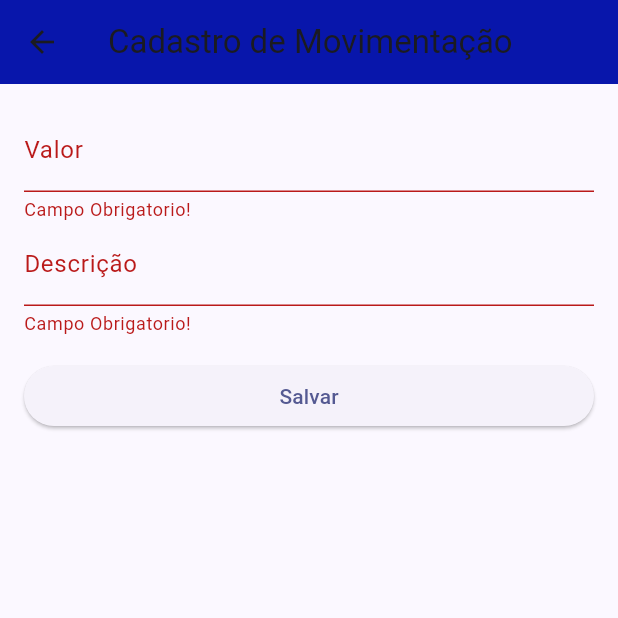
After one commit to Guilherme-Ramos-php/projeto_final, a Flutter app: the TransactionFormPage screen opened by its route, after a tap on "Salvar", on a phone screen of 412 x 824 dp, the top half of it. The commit adds this screen. Run offline on Flutter 3.47's test engine with Material 2 defaults, Android fonts, the phone set to English and light mode, and no system bars; our stand-ins replace flutter_secure_storage, mask_text_input_formatter; accounts and stored records are empty; network calls fail; statements that could not run were skipped.

Commit message:
POC final

```diff
--- a/lib/main.dart
+++ b/lib/main.dart
@@ -3,6 +3,8 @@ import 'package:projeto_final/src/auth/auth_service.dart';
 import 'package:projeto_final/src/auth/login_page.dart';
 import 'package:projeto_final/src/home/home_page.dart';
 import 'package:projeto_final/src/registration/registration_page.dart';
+import 'package:projeto_final/src/transaction/transaction_form.dart';
+import 'package:projeto_final/src/transaction/transaction_view.dart';
 import 'package:provider/provider.dart';
 
 
@@ -48,6 +50,8 @@ class MyApp extends StatelessWidget {
         '/auth/login': (context) => const LoginPage(),
         '/auth/registration': (context) => const RegistrationPage(),
         '/home': (context) => const HomePage(),
+        '/transaction/form':(context) => const TransactionFormPage(),
+        '/transaction/list':(context) => const TransactionView(),
       },
     );
   }
--- a/lib/src/account/account.dart
+++ b/lib/src/account/account.dart
@@ -1,16 +1,21 @@
 import 'dart:convert';
+import 'package:projeto_final/src/transaction/transaction.dart';
 
 class Account {
   final int? id;
   final String? conta;
   final String? data;
   final String? descricao;
+  final String? saldo;
+  final List<Transaction>? movimentacoes;
 
   Account(
       {this.id,
         this.conta,
         this.data,
         this.descricao,
+        this.saldo,
+        this.movimentacoes,
       });
 
   factory Account.fromJson(Map<String, dynamic> json) {
--- a/lib/src/home/home_page.dart
+++ b/lib/src/home/home_page.dart
@@ -8,7 +8,6 @@ class HomePage extends StatelessWidget {
   @override
   Widget build(BuildContext context) {
     return AppScaffold(
-      pageTitle: 'Página Inicial',
       child: Container(
         width: 402,
         height: 503,
--- a/lib/src/lib/component/app_drawer.dart
+++ b/lib/src/lib/component/app_drawer.dart
@@ -29,7 +29,7 @@ class AppDrawer extends StatelessWidget {
             ),
           ),
           ListTile(
-            title: const Text('Home'),
+            title: const Text('DashBoard'),
             onTap: () {
               Navigator.of(context)
                   .popUntil((route) => !Navigator.of(context).canPop());
--- a/lib/src/transaction/transaction.dart
+++ b/lib/src/transaction/transaction.dart
@@ -1,15 +1,41 @@
+import 'dart:convert';
+
 class Transaction {
   final int? id;
-  final DateTime? dataMovimentacao;
-  final double valor;
-  final String acao;
+  final String? dataMovimentacao;
+  final String valor;
+  final String? acao;
+  final String? conta;
   final String descricao;
+  final String? saldo;
+
 
   Transaction({
     this.id,
     this.dataMovimentacao,
     required this.valor,
-    required this.acao,
+    this.acao,
+    this.conta,
     required this.descricao,
+    this.saldo,
   });
+
+
+  String toJson() {
+    return jsonEncode({
+      'conta': conta,
+      'descricao': descricao,
+      'valor': valor,
+    });
+  }
+  factory Transaction.fromJson(Map<String, dynamic> json) {
+    return Transaction(
+      conta: json['conta'],
+      dataMovimentacao: json['data_movimentacao'],
+      descricao: json['descricao'],
+      valor: json['valor'].toString(),
+      saldo: json['saldo'].toString(),
+    );
+  }
+
 }
--- /dev/null
+++ b/lib/src/transaction/transaction_form.dart
@@ -0,0 +1,115 @@
+import 'package:flutter/material.dart';
+import 'package:projeto_final/src/transaction/transaction.dart';
+import 'package:projeto_final/src/transaction/transaction_service.dart';
+import 'package:projeto_final/src/transaction/transaction_view.dart';
+
+
+class TransactionFormPage extends StatefulWidget {
+  final Transaction? transaction;
+  final String? account;
+
+  const TransactionFormPage({super.key, this.transaction, this.account});
+
+  @override
+  // ignore: library_private_types_in_public_api
+  _TransactionFormPageState createState() => _TransactionFormPageState();
+}
+
+class _TransactionFormPageState extends State<TransactionFormPage> {
+  final _formKey = GlobalKey<FormState>();
+
+  late String? _conta;
+  late TextEditingController _valorController;
+  late TextEditingController _descricaoController;
+
+  @override
+  void initState() {
+    super.initState();
+    _conta = widget.account!;
+    _valorController = TextEditingController();
+    _descricaoController = TextEditingController();
+  }
+
+  @override
+  void dispose() {
+
+    _valorController.dispose();
+    _descricaoController.dispose();
+    super.dispose();
+  }
+
+  void _saveForm() async {
+    if (_formKey.currentState!.validate()) {
+      final Transaction transaction = Transaction(
+        valor: _valorController.text,
+        descricao: _descricaoController.text,
+        conta: _conta,
+      );
+
+      try {
+        await TransactionService().createTransaction(transaction).then((value) {
+          ScaffoldMessenger.of(context).showSnackBar(
+            const SnackBar(content: Text('Movimentação salva com sucesso.')),
+          );
+          // ignore: use_build_context_synchronously
+          Navigator.push(
+              context,
+              MaterialPageRoute(
+                builder: (context) =>
+                    const TransactionView(),
+              ));
+        });
+
+      } catch (e) {
+        ScaffoldMessenger.of(context).showSnackBar(
+          SnackBar(content: Text('Error: $e')),
+        );
+      }
+    }
+  }
+
+  @override
+  Widget build(BuildContext context) {
+    return Scaffold(
+      appBar: AppBar(
+        title: const Text('Cadastro de Movimentação'),
+      ),
+      body: Padding(
+        padding: const EdgeInsets.all(16.0),
+        child: Form(
+          key: _formKey,
+          child: ListView(
+            children: [
+              TextFormField(
+                controller: _valorController,
+                decoration: const InputDecoration(labelText: 'Valor'),
+                keyboardType: const TextInputType.numberWithOptions(decimal: true, signed: true),
+                validator: (value) {
+                  if (value == null || value.isEmpty) {
+                    return 'Campo Obrigatorio!';
+                  }
+                  return null;
+                },
+              ),
+              TextFormField(
+                controller: _descricaoController,
+                decoration: const InputDecoration(labelText: 'Descrição'),
+                validator: (value) {
+                  if (value == null || value.isEmpty) {
+                    return 'Campo Obrigatorio!';
+                  }
+                  return null;
+                },
+              ),
+              const SizedBox(height: 16),
+              ElevatedButton(
+                onPressed: _saveForm,
+                child: const Text('Salvar'),
+              ),
+            ],
+          ),
+        ),
+      ),
+    );
+  }
+}
```
Also changed, not shown: lib/src/account/account_service.dart (+32 -5 lines), lib/src/account/account_view.dart (+34 -19 lines), lib/src/lib/component/app_scaffold.dart (+14 -5 lines), lib/src/transaction/transaction_service.dart (+31 -0 lines), lib/src/transaction/transaction_view.dart (+149 -0 lines).
